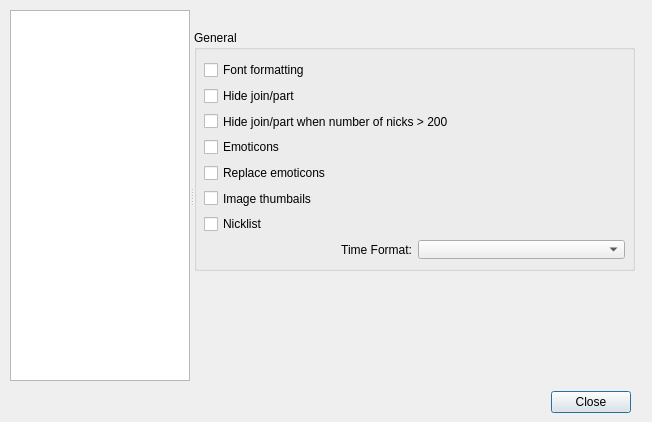
First picture: the form in ui/options.ui, repository gitter-badger/simplechatclient, before the edit.
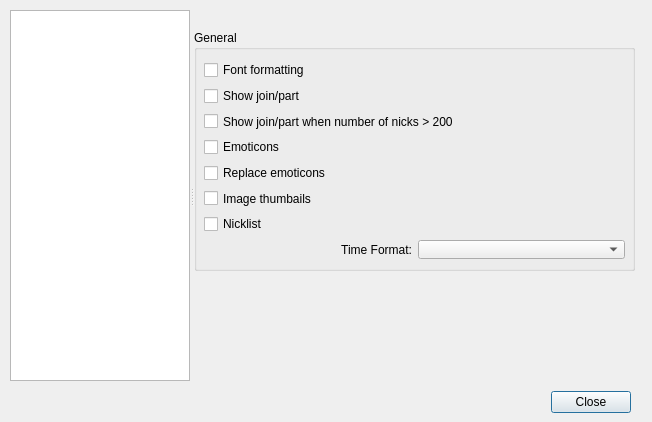
Second picture: the form after the edit. The open tabs and pages were chosen to show the change. Icons and pictures are not drawn.

Commit message: config refactor show hide join/part

```diff
--- a/ui/options.ui
+++ b/ui/options.ui
@@ -1259,14 +1259,14 @@
         <item>
          <widget class="QCheckBox" name="checkBox_hide_join_part">
           <property name="text">
-           <string>Hide join/part</string>
+           <string>Show join/part</string>
           </property>
          </widget>
         </item>
         <item>
          <widget class="QCheckBox" name="checkBox_hide_join_part_200">
           <property name="text">
-           <string>Hide join/part when number of nicks &gt; 200</string>
+           <string>Show join/part when number of nicks &gt; 200</string>
           </property>
          </widget>
         </item>
```
Left out of the diff: 4 changed lines with no effect on the pictures. The commit also changes 5 other files.
